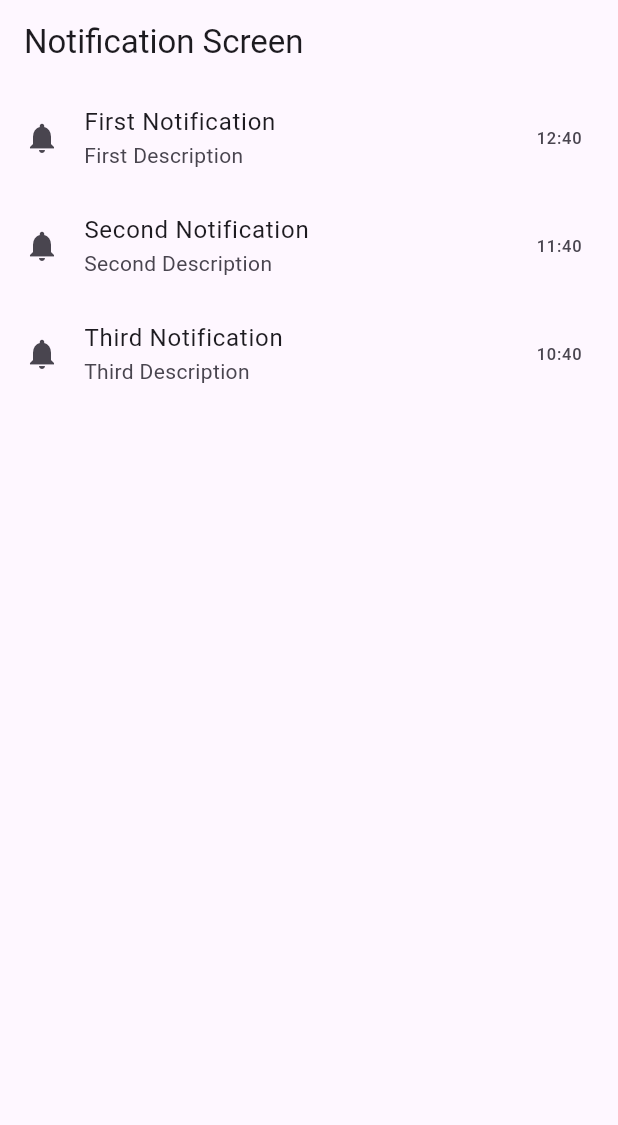
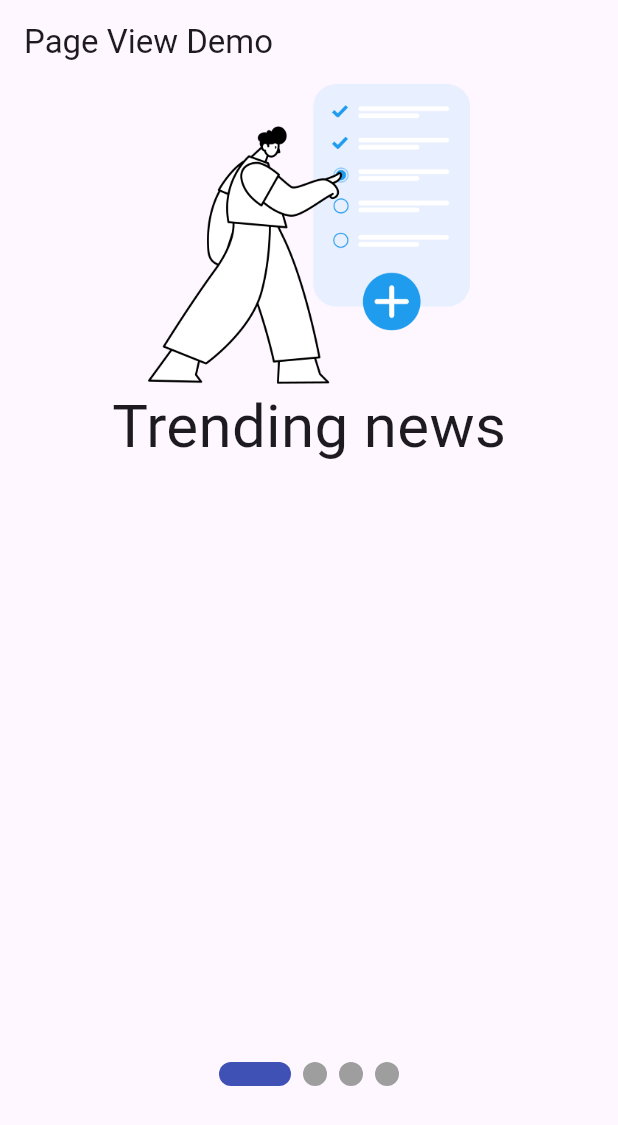
Before and after one commit to MuhammadAliKust/Shahram-App, a Flutter app: the screen it shows after launch, on a phone screen of 412 x 824 dp. Shown: the top 1125 px of the screen. Run offline on Flutter 3.47's test engine with Material 3 defaults, Android fonts, the phone set to English and light mode, and no system bars; drawn by our look-alikes of smooth_page_indicator; our stand-ins replace string_validator.

Commit message:
Page View Buider and Smooth Page Indicator Done

```diff
--- a/lib/main.dart
+++ b/lib/main.dart
@@ -1,5 +1,6 @@
 import 'package:flutter/material.dart';
 import 'package:shahram_app/asset_image.dart';
+import 'package:shahram_app/page_view.dart';
 import 'package:shahram_app/single_selection.dart';
 
 import 'list_view.dart';
@@ -18,7 +19,7 @@ class MyApp extends StatelessWidget {
   @override
   Widget build(BuildContext context) {
     return MaterialApp(
-      home: NotificationDemo(),
+      home: PageViewDemo(),
       // home: Scaffold(
       //   backgroundColor: Colors.yellow,
       //   appBar: AppBar(
--- /dev/null
+++ b/lib/models/onboarding.dart
@@ -0,0 +1,6 @@
+class OnBoardingModel {
+  final String title;
+  final String image;
+
+  OnBoardingModel({required this.title, required this.image});
+}
--- /dev/null
+++ b/lib/page_view.dart
@@ -0,0 +1,61 @@
+import 'package:flutter/material.dart';
+import 'package:shahram_app/models/onboarding.dart';
+import 'package:smooth_page_indicator/smooth_page_indicator.dart';
+
+class PageViewDemo extends StatelessWidget {
+  PageViewDemo({super.key});
+
+  PageController pageController = PageController();
+
+  List<OnBoardingModel> onBoardingList = [
+    OnBoardingModel(title: 'Trending news', image: 'assets/images/Group.png'),
+    OnBoardingModel(
+      title: 'React,Save & Share News',
+      image: 'assets/images/Group-1.png',
+    ),
+    OnBoardingModel(
+      title: 'Video & live News From Youtube',
+      image: 'assets/images/Group-2.png',
+    ),
+    OnBoardingModel(
+      title: 'Browse News From Variety Of Categories',
+      image: 'assets/images/Group-3.png',
+    ),
+  ];
+
+  @override
+  Widget build(BuildContext context) {
+    return Scaffold(
+      appBar: AppBar(title: Text("Page View Demo")),
+      body: Column(
+        children: [
+          Expanded(
+            child: PageView.builder(
+              controller: pageController,
+              scrollDirection: Axis.horizontal,
+              itemCount: onBoardingList.length,
+              itemBuilder: (context, i) {
+                return Column(
+                  children: [
+                    Image.asset(onBoardingList[i].image, height: 200),
+                    Text(
+                      onBoardingList[i].title,
+                      style: TextStyle(fontSize: 40),
+                    ),
+                  ],
+                );
+              },
+            ),
+          ),
+          SmoothPageIndicator(
+            controller: pageController, // PageController
+            count: onBoardingList.length,
+            effect: ExpandingDotsEffect(), // your preferred effect
+            onDotClicked: (index) {},
+          ),
+          Container(height: 100),
+        ],
+      ),
+    );
+  }
+}
--- a/pubspec.yaml
+++ b/pubspec.yaml
@@ -35,6 +35,7 @@ dependencies:
   # Use with the CupertinoIcons class for iOS style icons.
   cupertino_icons: ^1.0.8
   string_validator: ^1.2.0
+  smooth_page_indicator: ^1.2.1
 
 dev_dependencies:
   flutter_test:
```
Also changed, not shown: assets/images/Group-1.png (added), assets/images/Group-2.png (added), assets/images/Group-3.png (added), assets/images/Group.png (added), pubspec.lock.
